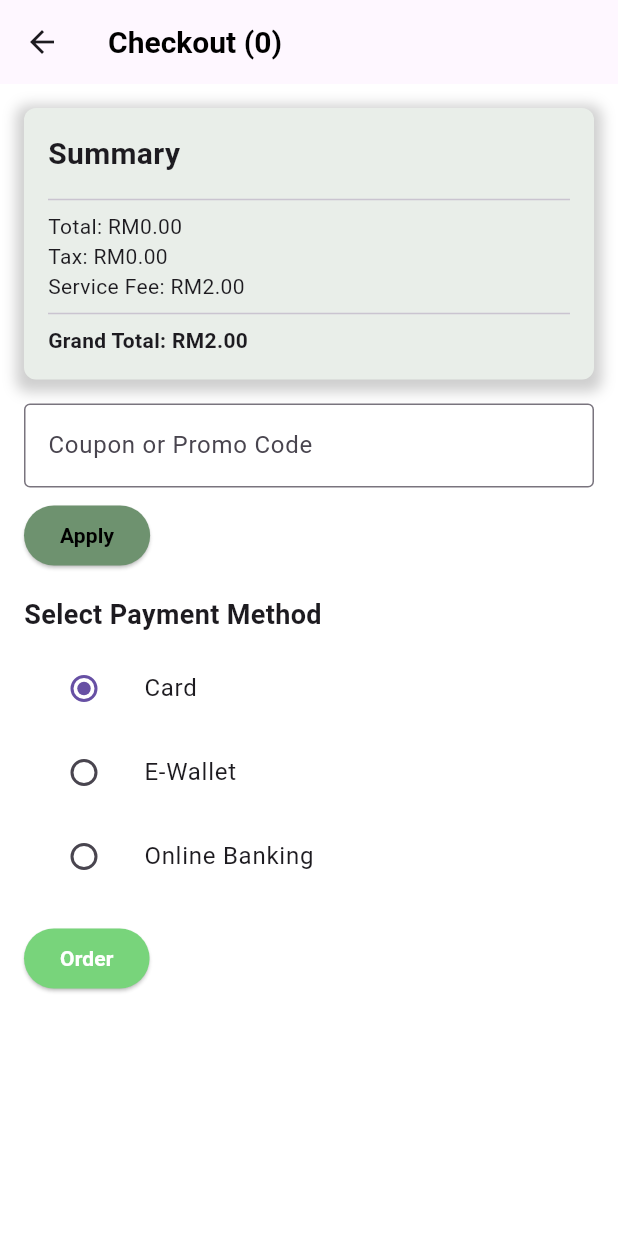
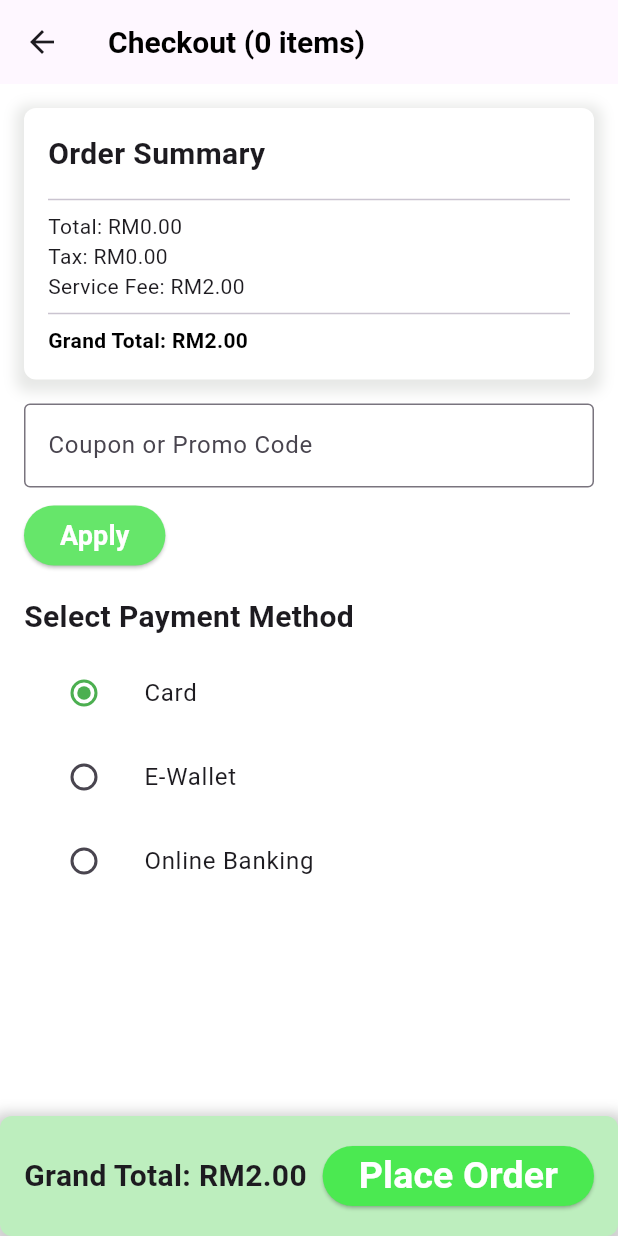
Before and after one commit to Sanomohamed/doorstepmart, a Flutter app: the CheckoutPage screen opened directly, on a phone screen of 412 x 824 dp. Run offline on Flutter 3.47's test engine with Material 3 defaults, Android fonts, the light colour scheme and no system bars; our stand-ins replace cloud_firestore, firebase_auth, firebase_core, firebase_storage, fluttertoast, font_awesome_flutter and 3 more; missing offline and left inert: firebase_app_check; accounts and stored records are empty.

Commit message:
check out done

```diff
--- a/lib/src/cart/cart.dart
+++ b/lib/src/cart/cart.dart
@@ -1,5 +1,5 @@
 import 'package:doorstepmart/src/shop/cart_model.dart';
-import 'package:doorstepmart/src/emergency/checkout_page.dart';
+import 'package:doorstepmart/src/checkout/checkout_page.dart';
 import 'package:flutter/material.dart';
 import 'package:fluttertoast/fluttertoast.dart';
 import 'package:provider/provider.dart';
@@ -113,7 +113,7 @@ class CartPage extends StatelessWidget {
                             timeInSecForIosWeb: 1,
                             backgroundColor: Colors.red,
                             textColor: Colors.white,
-                            fontSize: 16.0,
+                            fontSize: 18.0,
                           );
                         }
                       : () {
--- /dev/null
+++ b/lib/src/checkout/bottom_bar_widget.dart
@@ -0,0 +1,52 @@
+import 'package:flutter/material.dart';
+
+class BottomBarWidget extends StatelessWidget {
+  final double grandTotalWithDiscount;
+
+  const BottomBarWidget({super.key, required this.grandTotalWithDiscount});
+
+  @override
+  Widget build(BuildContext context) {
+    return Container(
+      padding: const EdgeInsets.all(16.0),
+      decoration: BoxDecoration(
+        color: const Color.fromARGB(255, 189, 238, 190),
+        borderRadius: BorderRadius.circular(8),
+        boxShadow: [
+          BoxShadow(
+            // ignore: deprecated_member_use
+            color: Colors.grey.withOpacity(0.5),
+            spreadRadius: 5,
+            blurRadius: 7,
+            offset: const Offset(0, 3),
+          ),
+        ],
+      ),
+      child: Row(
+        mainAxisAlignment: MainAxisAlignment.spaceBetween,
+        children: [
+          Text(
+            'Grand Total: RM${grandTotalWithDiscount.toStringAsFixed(2)}',
+            style: const TextStyle(fontWeight: FontWeight.bold, fontSize: 20),
+          ),
+          ElevatedButton(
+            onPressed: () {
+              // Handle order action
+            },
+            style: ElevatedButton.styleFrom(
+              backgroundColor: const Color.fromARGB(255, 75, 233, 81),
+            ),
+            child: const Text(
+              'Place Order',
+              style: TextStyle(
+                fontWeight: FontWeight.bold,
+                color: Colors.white,
+                fontSize: 25,
+              ),
+            ),
+          ),
+        ],
+      ),
+    );
+  }
+}
--- a/lib/src/checkout/checkout_page.dart
+++ b/lib/src/checkout/checkout_page.dart
@@ -1,10 +1,10 @@
-import 'package:doorstepmart/src/checkout/orderbutton.dart';
-import 'package:doorstepmart/src/checkout/ordersumary.dart';
-import 'package:doorstepmart/src/checkout/paymentmethod.dart';
-import 'package:doorstepmart/src/checkout/promocode.dart';
 import 'package:doorstepmart/src/shop/cart_model.dart';
 import 'package:flutter/material.dart';
 import 'package:provider/provider.dart';
+import 'order_summary_widget.dart';
+import 'promo_code_widget.dart';
+import 'payment_method_widget.dart';
+import 'bottom_bar_widget.dart';
 
 class CheckoutPage extends StatefulWidget {
   const CheckoutPage({super.key});
@@ -39,30 +39,37 @@ class _CheckoutPageState extends State<CheckoutPage> {
         title: Consumer<CartModel>(
           builder: (context, cart, child) {
             return Text(
-              'Checkout (${cart.items.length})',
-              style: const TextStyle(color: Colors.black,
+              'Checkout (${cart.items.length} items)',
+              style: const TextStyle(
+                color: Colors.black,
                 fontSize: 20.0,
-              fontWeight: FontWeight.bold),
+                fontWeight: FontWeight.bold,
+              ),
             );
           },
         ),
       ),
-
       body: Consumer<CartModel>(
         builder: (context, cart, child) {
-          return SingleChildScrollView(
+          final double totalWithDiscount = cart.totalPrice - _discount;
+          final double grandTotalWithDiscount = totalWithDiscount + cart.tax + cart.serviceFee;
+
+          return Column(
+            children: [
+              Expanded(
+                child: SingleChildScrollView(
                   padding: const EdgeInsets.all(16.0),
                   child: Column(
                     crossAxisAlignment: CrossAxisAlignment.start,
                     children: [
-                OrderSummary(discount: _discount),
+                      OrderSummaryWidget(cart: cart, discount: _discount),
                       const SizedBox(height: 16.0),
-                PromoCode(
+                      PromoCodeWidget(
                         promoCodeController: _promoCodeController,
-                  applyPromoCode: _applyPromoCode,
+                        applyPromoCode: () => _applyPromoCode(cart),
                       ),
                       const SizedBox(height: 16.0),
-                PaymentMethod(
+                      PaymentMethodWidget(
                         paymentMethod: _paymentMethod,
                         onChanged: (value) {
                           setState(() {
@@ -70,10 +77,12 @@ class _CheckoutPageState extends State<CheckoutPage> {
                           });
                         },
                       ),
-                const SizedBox(height: 16.0),
-                const OrderButton(),
                     ],
                   ),
+                ),
+              ),
+              BottomBarWidget(grandTotalWithDiscount: grandTotalWithDiscount),
+            ],
           );
         },
       ),
--- a/lib/src/checkout/ordersumary.dart
+++ b/lib/src/checkout/order_summary_widget.dart
@@ -1,28 +1,22 @@
 import 'package:doorstepmart/src/shop/cart_model.dart';
 import 'package:flutter/material.dart';
-import 'package:provider/provider.dart';
 
-
-class OrderSummary extends StatelessWidget {
+class OrderSummaryWidget extends StatelessWidget {
+  final CartModel cart;
   final double discount;
 
-  const OrderSummary({super.key, required this.discount});
+  const OrderSummaryWidget({super.key, required this.cart, required this.discount});
 
   @override
   Widget build(BuildContext context) {
-    final cart = Provider.of<CartModel>(context);
-    final double totalWithDiscount = cart.totalPrice - discount;
-    final double grandTotalWithDiscount = totalWithDiscount + cart.tax + cart.serviceFee;
-
     return Container(
       padding: const EdgeInsets.all(16.0),
       decoration: BoxDecoration(
-        color: const Color.fromARGB(255, 233, 238, 233),
+        color: const Color.fromARGB(255, 255, 255, 255),
         borderRadius: BorderRadius.circular(8),
         boxShadow: [
           BoxShadow(
-            // ignore: deprecated_member_use
-            color: Colors.grey.withOpacity(0.5),
+            color: const Color.fromARGB(143, 207, 209, 206).withOpacity(0.5),
             spreadRadius: 5,
             blurRadius: 7,
             offset: const Offset(0, 3),
@@ -33,7 +27,7 @@ class OrderSummary extends StatelessWidget {
         crossAxisAlignment: CrossAxisAlignment.start,
         children: [
           const Text(
-            'Summary',
+            'Order Summary',
             style: TextStyle(fontSize: 20, fontWeight: FontWeight.bold),
           ),
           const SizedBox(height: 8.0),
@@ -44,7 +38,7 @@ class OrderSummary extends StatelessWidget {
             itemBuilder: (context, index) {
               final item = cart.items[index];
               return ListTile(
-                leading: Image.asset(item.image, width: 50, height: 50),
+                leading: Image.asset(item.image, width: 100, height: 100),
                 title: Text(item.name),
                 subtitle: Text('RM${item.price} x ${item.quantity}'),
               );
@@ -52,14 +46,13 @@ class OrderSummary extends StatelessWidget {
           ),
           const Divider(),
           Text('Total: RM${cart.totalPrice.toStringAsFixed(2)}'),
-          if (discount > 0)
-            Text('Discount: - RM${discount.toStringAsFixed(2)}'),
+          if (discount > 0) Text('Discount: -RM${discount.toStringAsFixed(2)}'),
           Text('Tax: RM${cart.tax.toStringAsFixed(2)}'),
           Text('Service Fee: RM${cart.serviceFee.toStringAsFixed(2)}'),
           const Divider(),
           Text(
-            'Grand Total: RM${grandTotalWithDiscount.toStringAsFixed(2)}',
-            style: const TextStyle(fontWeight: FontWeight.bold),
+            'Grand Total: RM${(cart.totalPrice - discount + cart.tax + cart.serviceFee).toStringAsFixed(2)}',
+            style: const TextStyle(fontWeight: FontWeight.bold, color: Colors.black),
           ),
         ],
       ),
--- a/lib/src/checkout/orderbutton.dart
+++ /dev/null
@@ -1,24 +0,0 @@
-import 'package:flutter/material.dart';
-
-class OrderButton extends StatelessWidget {
-  const OrderButton({super.key});
-
-  @override
-  Widget build(BuildContext context) {
-    return ElevatedButton(
-      onPressed: () {
-        // Handle order action
-      },
-      style: ElevatedButton.styleFrom(
-        backgroundColor: const Color.fromARGB(255, 120, 212, 123),
-      ),
-      child: const Text(
-        'Order',
-        style: TextStyle(
-          fontWeight: FontWeight.bold,
-          color: Color.fromARGB(255, 255, 255, 255),
-        ),
-      ),
-    );
-  }
-}
--- a/lib/src/checkout/paymentmethod.dart
+++ b/lib/src/checkout/payment_method_widget.dart
@@ -1,14 +1,10 @@
 import 'package:flutter/material.dart';
 
-class PaymentMethod extends StatelessWidget {
+class PaymentMethodWidget extends StatelessWidget {
   final String paymentMethod;
-  final Function(String?) onChanged;
+  final ValueChanged<String?> onChanged;
 
-  const PaymentMethod({
-    super.key,
-    required this.paymentMethod,
-    required this.onChanged,
-  });
+  const PaymentMethodWidget({super.key, required this.paymentMethod, required this.onChanged});
 
   @override
   Widget build(BuildContext context) {
@@ -17,7 +13,7 @@ class PaymentMethod extends StatelessWidget {
       children: [
         const Text(
           'Select Payment Method',
-          style: TextStyle(fontSize: 18, fontWeight: FontWeight.bold),
+          style: TextStyle(fontSize: 20, fontWeight: FontWeight.bold),
         ),
         const SizedBox(height: 8.0),
         ListTile(
@@ -25,6 +21,7 @@ class PaymentMethod extends StatelessWidget {
           leading: Radio(
             value: 'Card',
             groupValue: paymentMethod,
+            activeColor: Colors.green,
             onChanged: onChanged,
           ),
         ),
@@ -33,6 +30,7 @@ class PaymentMethod extends StatelessWidget {
           leading: Radio(
             value: 'E-Wallet',
             groupValue: paymentMethod,
+            activeColor: Colors.green,
             onChanged: onChanged,
           ),
         ),
@@ -41,6 +39,7 @@ class PaymentMethod extends StatelessWidget {
           leading: Radio(
             value: 'Online Banking',
             groupValue: paymentMethod,
+            activeColor: Colors.green,
             onChanged: onChanged,
           ),
         ),
--- a/lib/src/checkout/promocode.dart
+++ b/lib/src/checkout/promo_code_widget.dart
@@ -1,22 +1,13 @@
-import 'package:doorstepmart/src/shop/cart_model.dart';
 import 'package:flutter/material.dart';
-import 'package:provider/provider.dart';
 
+class PromoCodeWidget extends StatelessWidget {
+  final TextEditingController promoCodeController;
+  final VoidCallback applyPromoCode;
 
-class PromoCode extends StatelessWidget {
-  final TextEditingController promoCodeController;
-  final Function(CartModel) applyPromoCode;
-
-  const PromoCode({
-    super.key,
-    required this.promoCodeController,
-    required this.applyPromoCode,
-  });
+  const PromoCodeWidget({super.key, required this.promoCodeController, required this.applyPromoCode});
 
   @override
   Widget build(BuildContext context) {
-    final cart = Provider.of<CartModel>(context);
-
     return Column(
       crossAxisAlignment: CrossAxisAlignment.start,
       children: [
@@ -29,17 +20,16 @@ class PromoCode extends StatelessWidget {
         ),
         const SizedBox(height: 8.0),
         ElevatedButton(
-          onPressed: () {
-            applyPromoCode(cart);
-          },
+          onPressed: applyPromoCode,
           style: ElevatedButton.styleFrom(
-            backgroundColor: const Color.fromARGB(255, 110, 146, 111),
+            backgroundColor: const Color.fromARGB(255, 102, 230, 106),
           ),
           child: const Text(
             'Apply',
             style: TextStyle(
               fontWeight: FontWeight.bold,
-              color: Colors.black,
+              color: Colors.white,
+              fontSize: 18,
             ),
           ),
         ),
```
Also changed, not shown: lib/src/emergency/checkout_page.dart (deleted, +0 -190 lines). Lines whose indentation alone changed are shown as unchanged.
